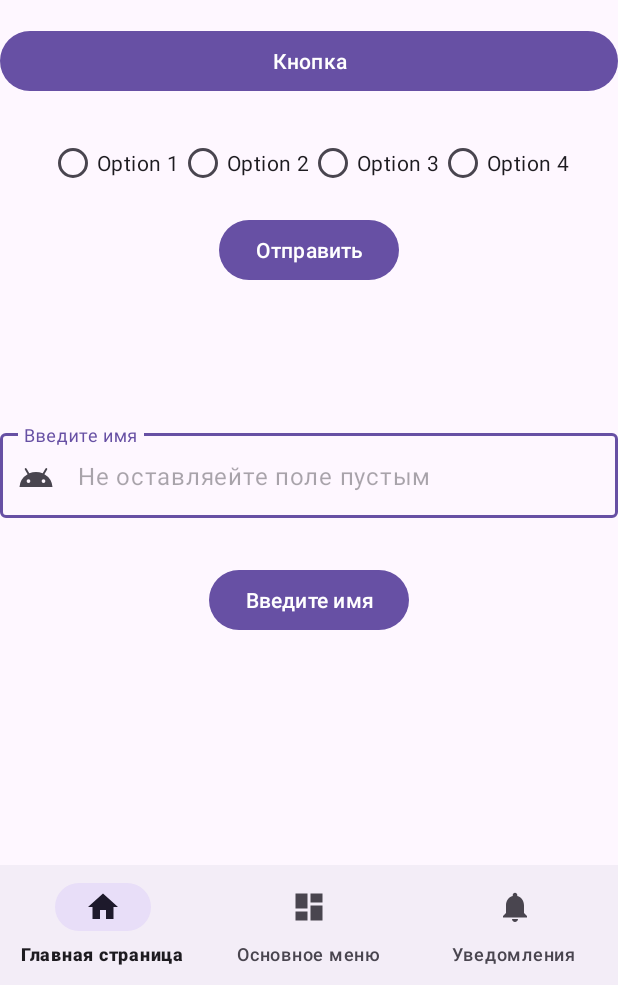
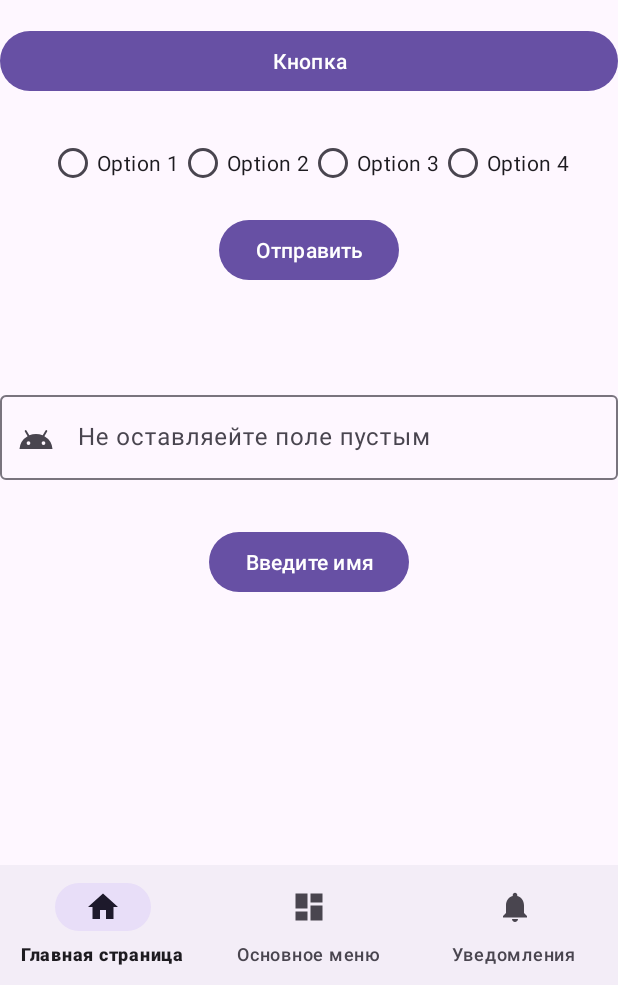
Before and after one commit to DSGog/TestAzRAC, an Android app: the screen it shows after launch (MainActivity), on a phone screen of 412 x 824 dp, the part 251-1236 px from its top. Run offline under Robolectric (Android 15) with nearby library versions, the phone set to English and light mode, and no system bars; our stand-ins replace navigation-ui.

Commit message:
ScrollView

```diff
--- a/app/src/main/res/layout/activity_main.xml
+++ b/app/src/main/res/layout/activity_main.xml
@@ -2,10 +2,21 @@
 <androidx.constraintlayout.widget.ConstraintLayout xmlns:android="http://schemas.android.com/apk/res/android"
     xmlns:app="http://schemas.android.com/apk/res-auto"
     xmlns:tools="http://schemas.android.com/tools"
-    android:id="@+id/main"
     android:layout_width="match_parent"
     android:layout_height="match_parent"
     tools:context=".MainActivity">
+
+    <!-- ScrollView для содержимого, которое будет прокручиваться -->
+    <ScrollView
+        android:layout_width="match_parent"
+        android:layout_height="0dp"
+        app:layout_constraintTop_toTopOf="parent"
+        app:layout_constraintBottom_toTopOf="@id/bottomNavigationView">
+
+        <androidx.constraintlayout.widget.ConstraintLayout
+            android:layout_width="match_parent"
+            android:layout_height="wrap_content"
+            android:id="@+id/main">
 
             <!-- Toolbar -->
             <androidx.appcompat.widget.Toolbar
@@ -17,7 +28,7 @@
                 app:popupTheme="@style/ThemeOverlay.AppCompat.Light"
                 app:layout_constraintTop_toTopOf="parent"
                 app:layout_constraintStart_toStartOf="parent"
-        app:layout_constraintEnd_toEndOf="parent"/>
+                app:layout_constraintEnd_toEndOf="parent" />
 
             <!-- ImageView с изображением -->
             <ImageView
@@ -129,7 +140,6 @@
                 android:id="@+id/textInputLayout"
                 android:layout_width="match_parent"
                 android:layout_height="wrap_content"
-        android:hint="Введите имя"
                 app:endIconMode="clear_text"
                 app:errorEnabled="true"
                 app:layout_constraintBottom_toBottomOf="parent"
@@ -145,9 +155,9 @@
                     android:id="@+id/textInputEditText"
                     android:layout_width="match_parent"
                     android:layout_height="wrap_content"
-            android:hint="Не оставляейте поле пустым"
+                    android:hint="@string/noEmptyString"
+                    android:focusable="false"
                     android:inputType="text" />
-
             </com.google.android.material.textfield.TextInputLayout>
 
             <!-- Button под TextInputLayout -->
@@ -174,7 +184,9 @@
                 app:layout_constraintEnd_toEndOf="parent"
                 app:layout_constraintHorizontal_bias="0.504"
                 app:layout_constraintStart_toStartOf="parent"
-        app:layout_constraintTop_toBottomOf="@+id/button2" />
+                app:layout_constraintTop_toBottomOf="@id/button2" />
+        </androidx.constraintlayout.widget.ConstraintLayout>
+    </ScrollView>
 
     <!-- BottomNavigationView для навигации -->
     <com.google.android.material.bottomnavigation.BottomNavigationView
@@ -191,12 +203,11 @@
         android:id="@+id/nav_host_fragment_activity_main"
         android:name="androidx.navigation.fragment.NavHostFragment"
         android:layout_width="match_parent"
-        android:layout_height="match_parent"
+        android:layout_height="0dp"
         app:defaultNavHost="true"
         app:layout_constraintBottom_toTopOf="@id/bottomNavigationView"
         app:layout_constraintLeft_toLeftOf="parent"
         app:layout_constraintRight_toRightOf="parent"
         app:layout_constraintTop_toTopOf="parent"
         app:navGraph="@navigation/mobile_navigation" />
-
 </androidx.constraintlayout.widget.ConstraintLayout>
--- a/app/src/main/res/values/strings.xml
+++ b/app/src/main/res/values/strings.xml
@@ -6,4 +6,5 @@
     <string name="Home">Главная страница</string>
     <string name="Dashboard">Основное меню</string>
     <string name="notifications_bottom">Уведомления</string>
+    <string name="noEmptyString">Не оставляейте поле пустым</string>
 </resources>
```
Lines whose indentation alone changed are shown as unchanged.
